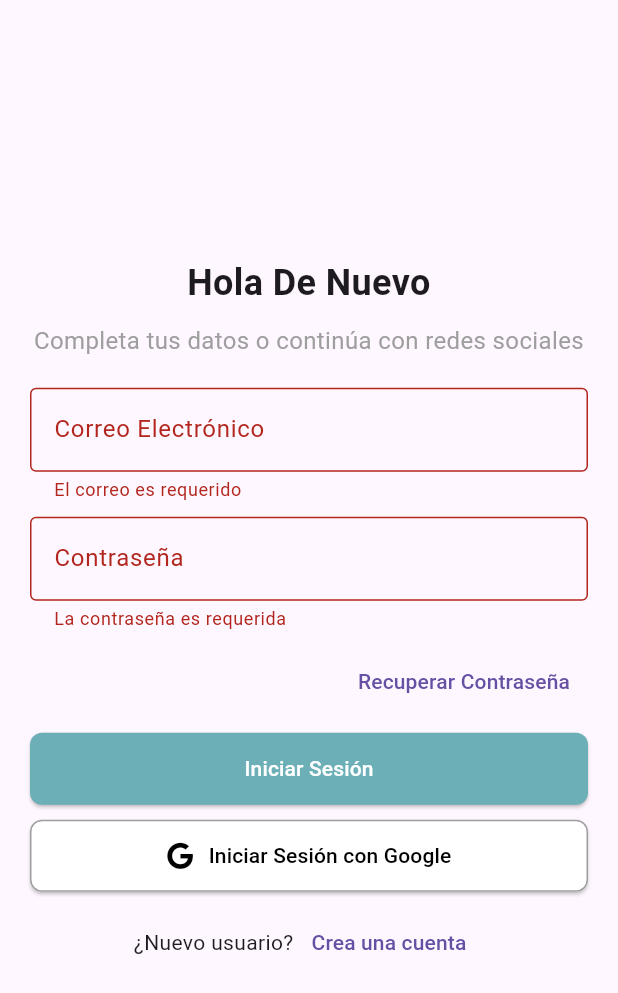
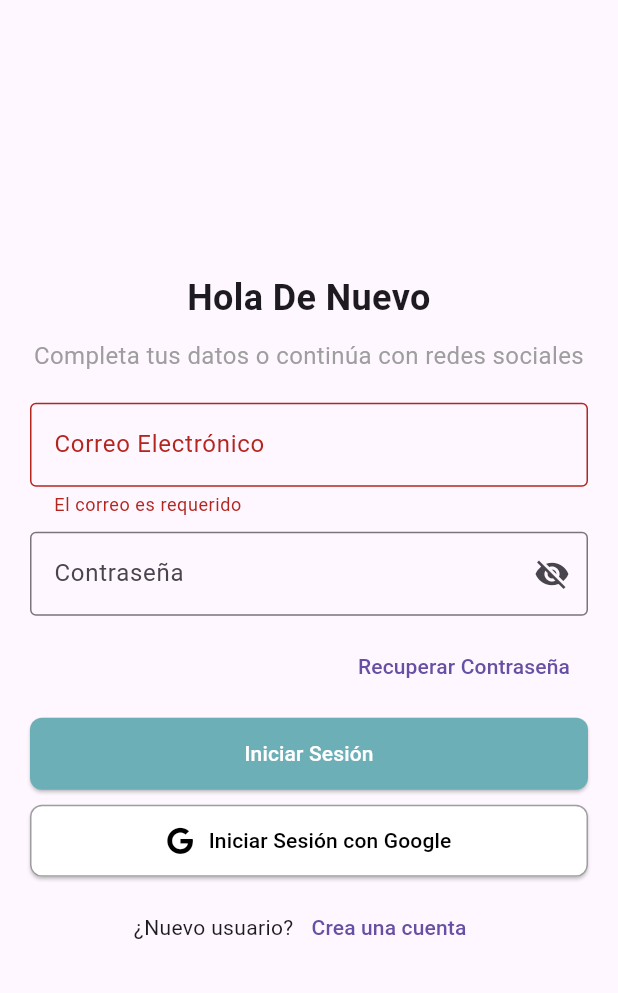
Before and after one commit to FabRangel/INRight, a Flutter app: the screen it shows after launch, after a tap on "Iniciar Sesión", on a phone screen of 412 x 824 dp. Shown: the top 993 px of the screen. Run offline on Flutter 3.47's test engine with Material 3 defaults, Android fonts, the phone set to English and light mode, and no system bars; our stand-ins replace animated_notch_bottom_bar, audioplayers, awesome_snackbar_content, cloud_firestore, firebase_auth, firebase_core and 8 more; missing offline and left inert: flutter_email_sender; accounts and stored records are empty.

Commit message:
feat: add eye in login

```diff
--- a/lib/features/auth/presentation/login_screen.dart
+++ b/lib/features/auth/presentation/login_screen.dart
@@ -22,6 +22,7 @@ class _LoginScreenState extends State<LoginScreen> {
   final _formKey = GlobalKey<FormState>();
   final FirebaseAuthService _firebaseAuthService = FirebaseAuthService();
   bool _isProcessingLogout = false;
+  bool _obscurePassword = true;
 
   @override
   void initState() {
@@ -106,7 +107,10 @@ class _LoginScreenState extends State<LoginScreen> {
     // } catch (e) {
     //   print("Error refreshing providers: $e");
     // }
-    await Provider.of<UserProvider>(context, listen: false).loadUserData(forceRefresh: true);
+    await Provider.of<UserProvider>(
+      context,
+      listen: false,
+    ).loadUserData(forceRefresh: true);
     await Provider.of<MedicationConfigProvider>(
       context,
       listen: false,
@@ -159,15 +163,25 @@ class _LoginScreenState extends State<LoginScreen> {
                 },
               ),
               const SizedBox(height: 10),
-              CustomTextField(
-                label: "Contraseña",
-                isPassword: true,
+              TextFormField(
                 controller: _passwordController,
-                validator:
-                    (value) =>
-                        value == null || value.isEmpty
-                            ? 'La contraseña es requerida'
-                            : null,
+                obscureText: _obscurePassword,
+                decoration: InputDecoration(
+                  labelText: 'Contraseña',
+                  suffixIcon: IconButton(
+                    icon: Icon(
+                      _obscurePassword
+                          ? Icons.visibility_off
+                          : Icons.visibility,
+                    ),
+                    onPressed: () {
+                      setState(() {
+                        _obscurePassword = !_obscurePassword;
+                      });
+                    },
+                  ),
+                  border: const OutlineInputBorder(),
+                ),
               ),
               const SizedBox(height: 10),
               Align(
```
